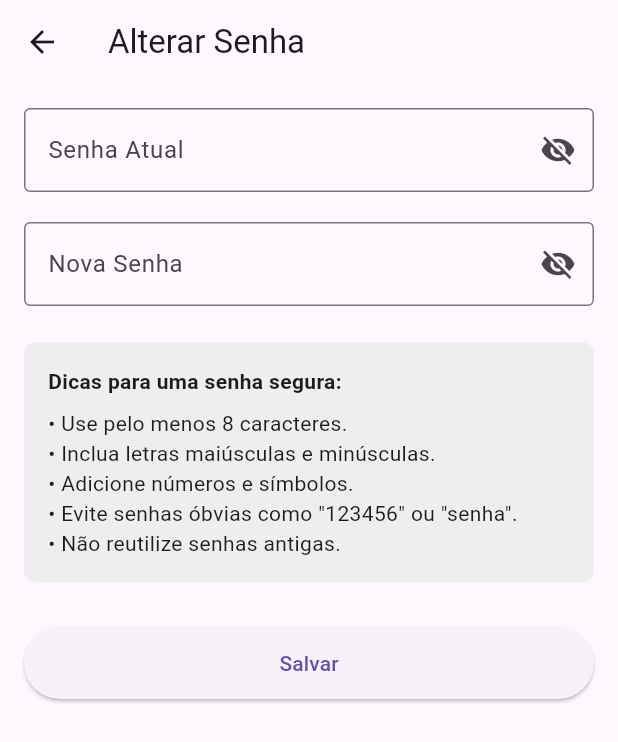
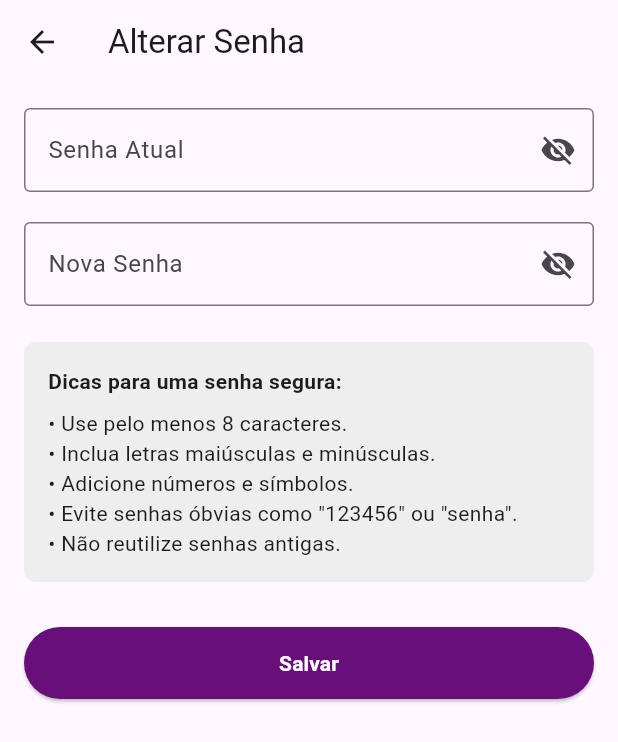
Before and after one commit to LucasCGentile/estaciona_facil, a Flutter app: the ChangePassword screen opened directly, on a phone screen of 412 x 824 dp. Shown: the top 742 px of the screen. Run offline on Flutter 3.47's test engine with Material 3 defaults, Android fonts, the phone set to English and light mode, and no system bars; our stand-ins replace lottie, mask_text_input_formatter, pin_code_fields, shared_preferences; accounts and stored records are empty; network calls fail.

Commit message:
padronização
padronizado os botoes

```diff
--- a/lib/pages/change_password.dart
+++ b/lib/pages/change_password.dart
@@ -1,3 +1,4 @@
+import 'package:estaciona_facil/assets/app_colors.dart';
 import 'package:flutter/material.dart';
 import 'package:lottie/lottie.dart';
 
@@ -154,7 +155,16 @@ class _ChangePasswordState extends State<ChangePassword> {
               height: 48,
               child: ElevatedButton(
                 onPressed: _mostrarAnimacaoLottie,
-                child: const Text('Salvar'),
+                style: ElevatedButton.styleFrom(
+                  backgroundColor: AppColors.corPrincipal,
+                ),
+                child: const Text(
+                  'Salvar',
+                  style: TextStyle(
+                    color: Colors.white,
+                    fontWeight: FontWeight.bold,
+                  ),
+                ),
               ),
             ),
           ],
```
Also changed, not shown: lib/pages/my_account.dart (+11 -1 lines), lib/pages/vehicle_page.dart (+44 -4 lines).
